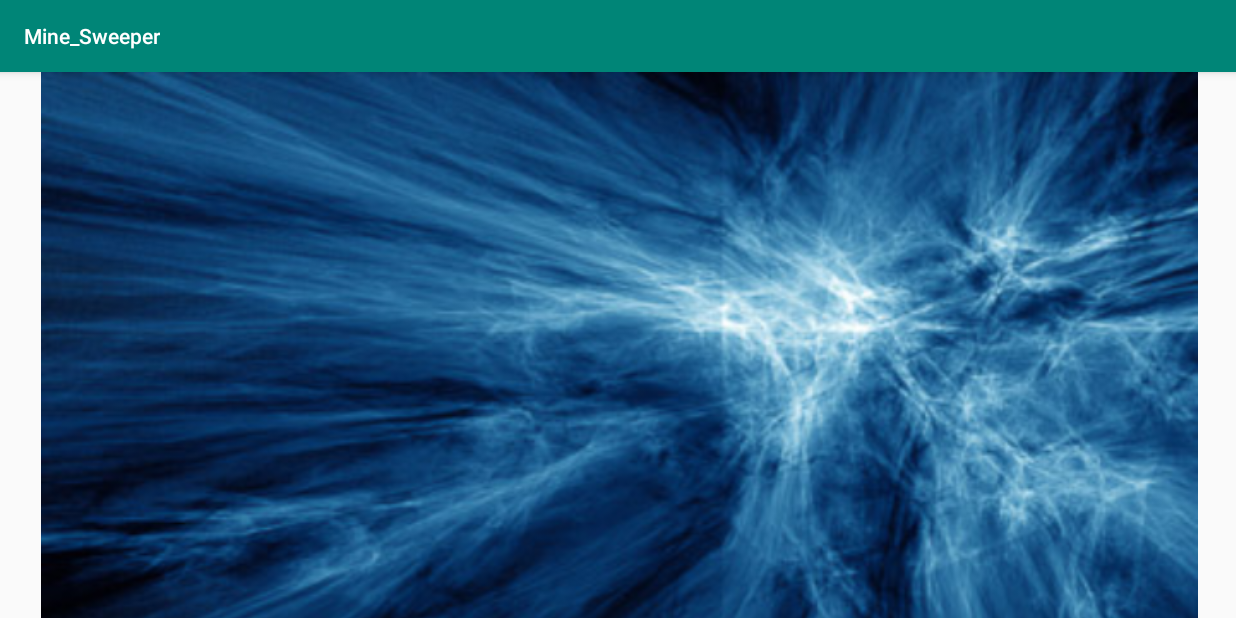
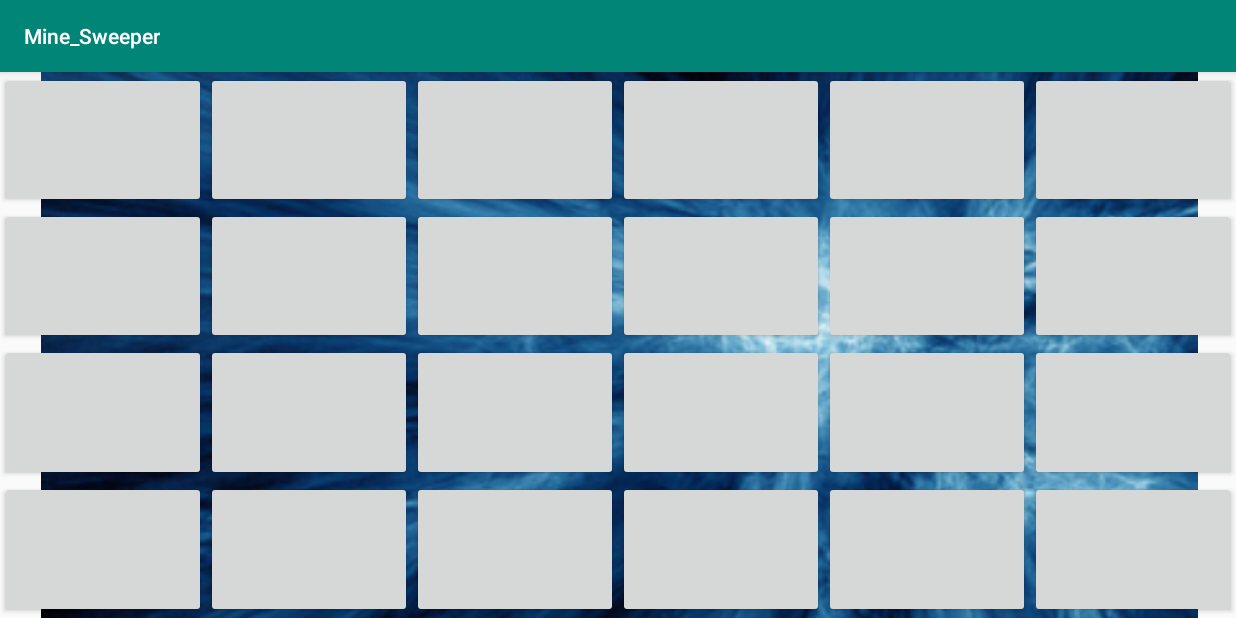
Before and after one commit to hazemelmegharbel/Mine_Seeker_Android, an Android app: the PlayGameActivity screen opened directly, with no data from a screen before it, on a phone screen of 824 x 412 dp (held sideways). Run offline under Robolectric (Android 15) with nearby library versions, the phone set to English and light mode, and no system bars.

Commit message:
pair[helmegha:tmarwend] added the button grid

```diff
--- a/app/src/main/java/com/example/mine_sweeper/PlayGameActivity.java
+++ b/app/src/main/java/com/example/mine_sweeper/PlayGameActivity.java
@@ -5,6 +5,11 @@ import androidx.appcompat.app.AppCompatActivity;
 import android.content.Context;
 import android.content.Intent;
 import android.os.Bundle;
+import android.view.View;
+import android.view.ViewGroup;
+import android.widget.Button;
+import android.widget.TableLayout;
+import android.widget.TableRow;
 import android.widget.Toast;
 
 public class PlayGameActivity extends AppCompatActivity {
@@ -27,8 +32,47 @@ public class PlayGameActivity extends AppCompatActivity {
         Toast.makeText(PlayGameActivity.this, "you have selected "+ opt.getRows()+ " x "+ opt.getCols()+ " Board size and "+ opt.getMines()+" mines", Toast.LENGTH_SHORT)
             .show();
 
+        populateButtons();
+    }
 
+    private void populateButtons() {
+        TableLayout table= findViewById(R.id.tableForButtons);
+        for(int r=0;r<opt.getRows();r++)
+        {
+            TableRow tablerow=new TableRow(this);
+
+            table.addView(tablerow);
+
+            tablerow.setLayoutParams(new TableLayout.LayoutParams(
+                    TableLayout.LayoutParams.MATCH_PARENT,
+                    TableLayout.LayoutParams.MATCH_PARENT,
+                    1.0f));
+
+            for(int c=0;c<opt.getCols();c++)
+            {
+                Button btn=new Button(this);
+
+                btn.setLayoutParams(new TableRow.LayoutParams(
+                        TableRow.LayoutParams.MATCH_PARENT,
+                        TableRow.LayoutParams.MATCH_PARENT,
+                        1.0f));
+
+                btn.setPadding(0,0,0,0);
+
+                btn.setOnClickListener(new View.OnClickListener(){
+                    public void onClick(View v){
+                        gridButtonClicked();
+                    }
+                });
+
+                tablerow.addView(btn);
+            }
+        }
     }
+
+    private void gridButtonClicked() {
+    }
+
     public static Intent makeLaunchIntent(Context c) {
         Intent intent = new Intent(c, PlayGameActivity.class);
         return intent;
--- a/app/src/main/res/layout/activity_play_game.xml
+++ b/app/src/main/res/layout/activity_play_game.xml
@@ -16,4 +16,13 @@
         app:layout_constraintTop_toTopOf="parent"
         app:layout_constraintVertical_bias="0.0"
         app:srcCompat="@drawable/background" />
+
+    <TableLayout
+        android:id="@+id/tableForButtons"
+        android:layout_width="match_parent"
+        android:layout_height="match_parent"
+        tools:layout_editor_absoluteX="214dp"
+        tools:layout_editor_absoluteY="53dp">
+
+    </TableLayout>
 </androidx.constraintlayout.widget.ConstraintLayout>
```
